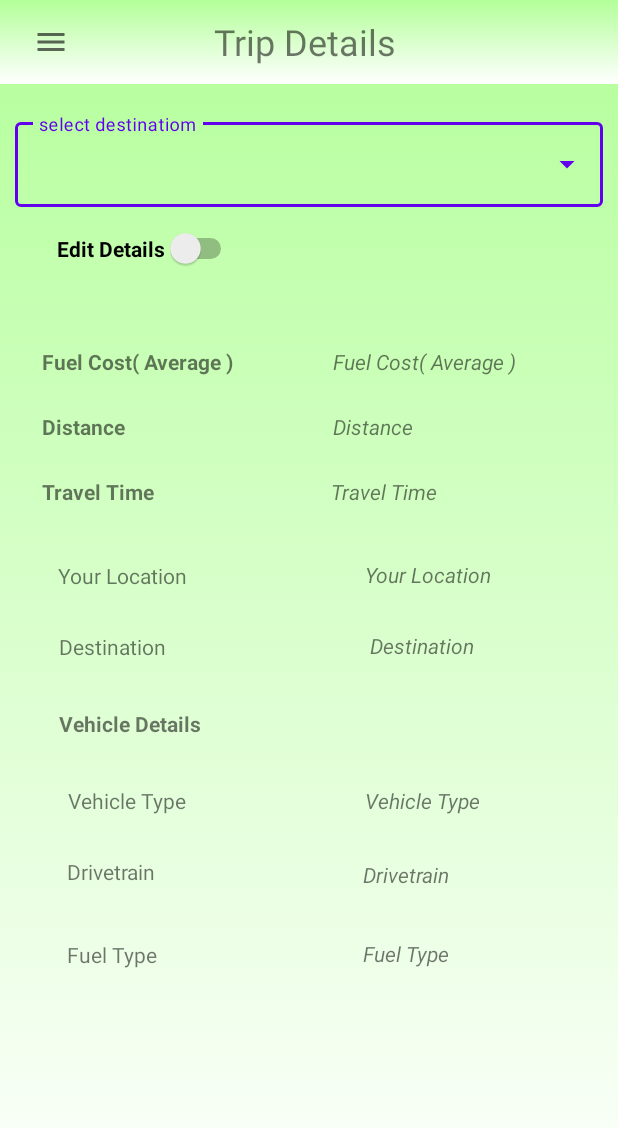
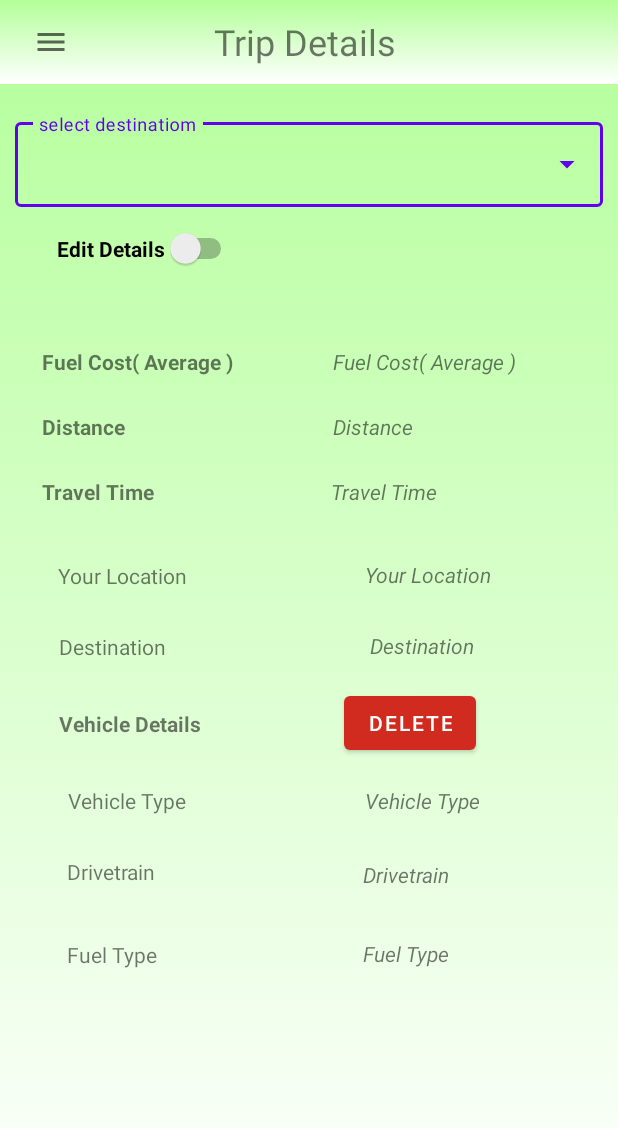
Before and after one commit to it19075136/Backpaker, an Android app: the ViewTripFragment screen opened directly, with no data from a screen before it, on a phone screen of 412 x 824 dp. Shown: the top 1128 px of the screen. Run offline under Robolectric (Android 15) with nearby library versions, the phone set to English and light mode, and no system bars; our stand-ins replace Firebase (no records; nobody signed in at launch, a user with empty details on screens opened directly).

Commit message:
adding delete

```diff
--- a/app/src/main/java/com/example/myapplication/ViewTripFragment.java
+++ b/app/src/main/java/com/example/myapplication/ViewTripFragment.java
@@ -2,19 +2,26 @@ package com.example.myapplication;
 
 import android.os.Bundle;
 
+import androidx.annotation.NonNull;
 import androidx.fragment.app.Fragment;
 
 import android.view.LayoutInflater;
 import android.view.View;
 import android.view.ViewGroup;
+import android.widget.Button;
 import android.widget.TextView;
 import android.widget.Toast;
+
+import com.google.firebase.database.DatabaseReference;
+import com.google.firebase.database.FirebaseDatabase;
 
 public class ViewTripFragment extends Fragment{
 
     View view;
     TextView viewDistance,viewLocation,viewDrivetrain,FuelType,VehicleType,viewDestination,viewTravel,viewFuelCost;
     String id;
+    Button btnDelete;
+    DatabaseReference dbRef;
 
     @Override
     public View onCreateView(LayoutInflater inflater, ViewGroup container,
@@ -28,6 +35,7 @@ public class ViewTripFragment extends Fragment{
         viewDestination = view.findViewById(R.id.viewDestEdit2);
         viewTravel = view.findViewById(R.id.viewTravelTime);
         viewFuelCost = view.findViewById(R.id.viewFuelCost);
+        btnDelete = view.findViewById(R.id.buttonDelete);
 
         if (this.getArguments() != null){
             viewDistance.setText(this.getArguments().getString("distance"));
@@ -39,8 +47,17 @@ public class ViewTripFragment extends Fragment{
             viewTravel.setText(this.getArguments().getString("travelTime"));
             viewFuelCost.setText(this.getArguments().getString("fuelCost")  );
             id = this.getArguments().getString("id");
-//            Toast.makeText(getContext(),id,Toast.LENGTH_SHORT).show();
         }
+
+        btnDelete.setOnClickListener((new View.OnClickListener() {
+            @Override
+            public void onClick(View view) {
+                dbRef = FirebaseDatabase.getInstance().getReference().child("Trips/".concat(id));
+                dbRef.removeValue();
+                Toast.makeText(getContext(), "Trip Deleted...", Toast.LENGTH_SHORT).show();
+            }
+        })
+        );
         return view;
     }
 
--- a/app/src/main/res/layout/fragment_view_trip.xml
+++ b/app/src/main/res/layout/fragment_view_trip.xml
@@ -133,7 +133,6 @@
         android:layout_height="wrap_content"
         android:layout_marginTop="28dp"
         android:layout_marginEnd="96dp"
-        android:layout_marginRight="96dp"
         android:text="@string/Destination"
         android:textStyle="italic"
         app:layout_constraintEnd_toEndOf="parent"
@@ -168,13 +167,12 @@
         android:id="@+id/viewVehicleType2"
         android:layout_width="wrap_content"
         android:layout_height="wrap_content"
-        android:layout_marginTop="32dp"
+        android:layout_marginTop="18dp"
         android:layout_marginEnd="92dp"
-        android:layout_marginRight="92dp"
         android:text="@string/VehicleType"
         android:textStyle="italic"
         app:layout_constraintEnd_toEndOf="parent"
-        app:layout_constraintTop_toBottomOf="@+id/textView8"
+        app:layout_constraintTop_toBottomOf="@+id/buttonDelete"
         tools:ignore="MissingConstraints" />
 
     <TextView
@@ -222,4 +220,15 @@
         app:layout_constraintHorizontal_bias="0.243"
         app:layout_constraintStart_toStartOf="parent"
         app:layout_constraintTop_toBottomOf="@+id/textView10" />
+
+    <Button
+        android:id="@+id/buttonDelete"
+        android:layout_width="wrap_content"
+        android:layout_height="wrap_content"
+        android:layout_marginTop="18dp"
+        android:text="@string/DeleteBtn"
+        app:backgroundTint="#D12B1F"
+        app:layout_constraintEnd_toEndOf="parent"
+        app:layout_constraintStart_toEndOf="@+id/textView8"
+        app:layout_constraintTop_toBottomOf="@+id/viewDestEdit2" />
 </androidx.constraintlayout.widget.ConstraintLayout>
```
